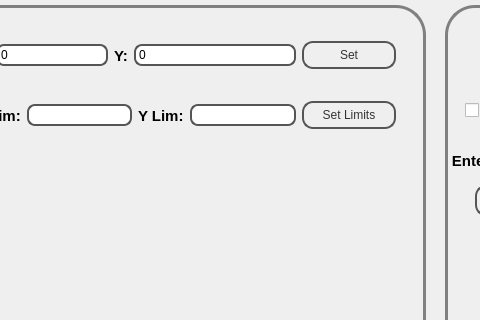
Old version of the form resource/formation_control.ui in the repository starjer/veh_control; both pictures show x 345 to 825 and y 85 to 405 of the 1152 by 797 pixel window.
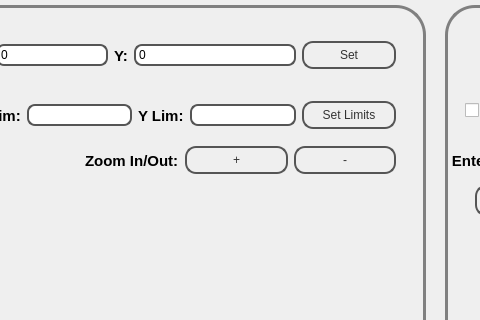
New version of the form.

Commit message: zoom in/out buttons added

Diff of the .ui file:
```diff
--- a/resource/formation_control.ui
+++ b/resource/formation_control.ui
@@ -133,9 +133,9 @@
    <property name="geometry">
     <rect>
      <x>280</x>
-     <y>210</y>
+     <y>220</y>
      <width>501</width>
-     <height>391</height>
+     <height>381</height>
     </rect>
    </property>
    <layout class="QVBoxLayout" name="plot_layout"/>
@@ -642,6 +642,45 @@
     </rect>
    </property>
   </widget>
+  <widget class="QWidget" name="horizontalLayoutWidget_5">
+   <property name="geometry">
+    <rect>
+     <x>530</x>
+     <y>220</y>
+     <width>211</width>
+     <height>51</height>
+    </rect>
+   </property>
+   <layout class="QHBoxLayout" name="horizontalLayout_5">
+    <item>
+     <widget class="QPushButton" name="zoomIn_btn">
+      <property name="text">
+       <string>+</string>
+      </property>
+     </widget>
+    </item>
+    <item>
+     <widget class="QPushButton" name="zoomOut_btn">
+      <property name="text">
+       <string>-</string>
+      </property>
+     </widget>
+    </item>
+   </layout>
+  </widget>
+  <widget class="QLabel" name="label">
+   <property name="geometry">
+    <rect>
+     <x>430</x>
+     <y>230</y>
+     <width>101</width>
+     <height>31</height>
+    </rect>
+   </property>
+   <property name="text">
+    <string>Zoom In/Out:</string>
+   </property>
+  </widget>
   <zorder>rightFrame</zorder>
   <zorder>centerFrame</zorder>
   <zorder>verticalLayoutWidget</zorder>
```
Left out of the diff: 2 changed lines with no effect on the pictures.
